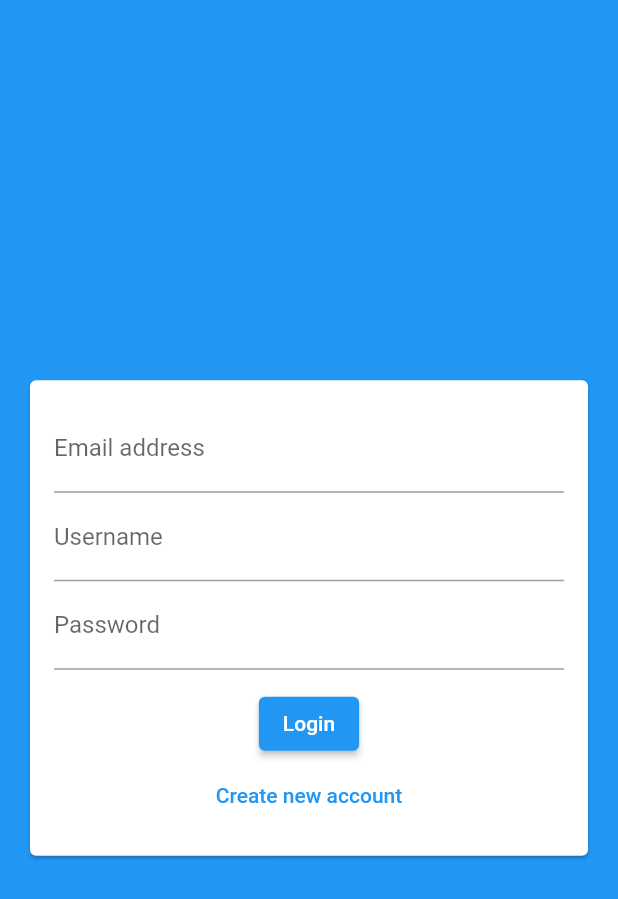
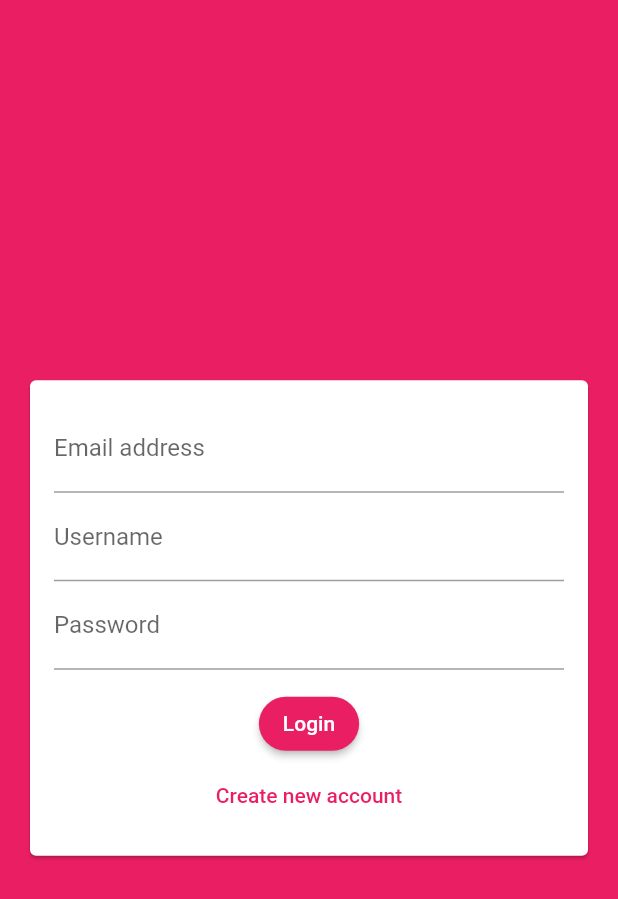
Before and after one commit to AbhishekSharma162000/building_a_chat_app, a Flutter app: the screen it shows after launch, on a phone screen of 412 x 824 dp. Shown: the top 899 px of the screen. Run offline on Flutter 3.47's test engine with Material 2 defaults, Android fonts, the phone set to English and light mode, and no system bars; our stand-ins replace cloud_firestore, firebase_core; accounts and stored records are empty.

Commit message:
Adding an App Theme

```diff
--- a/lib/main.dart
+++ b/lib/main.dart
@@ -17,8 +17,9 @@ class MyApp extends StatelessWidget {
     return MaterialApp(
       title: 'FlutterChat',
       theme: ThemeData(
-        primarySwatch: Colors.blue,
-      ),
+          primarySwatch: Colors.pink,
+          colorScheme: ColorScheme.fromSwatch().copyWith(
+              secondary: Colors.deepPurple, brightness: Brightness.light)),
       home: const AuthScreen(),
     );
   }
--- a/lib/widgets/auth/auth_form.dart
+++ b/lib/widgets/auth/auth_form.dart
@@ -38,9 +38,17 @@ class _AuthFormState extends State<AuthForm> {
                 const SizedBox(
                   height: 12,
                 ),
-                ElevatedButton(onPressed: () {}, child: const Text('Login')),
+                ElevatedButton(
+                    style: ElevatedButton.styleFrom(
+                        primary: Colors.pink,
+                        shape: RoundedRectangleBorder(
+                            borderRadius: BorderRadius.circular(20))),
+                    onPressed: () {},
+                    child: const Text('Login')),
                 TextButton(
-                    onPressed: () {}, child: const Text('Create new account'))
+                    style: TextButton.styleFrom(primary: Colors.pink),
+                    onPressed: () {},
+                    child: const Text('Create new account'))
               ],
             ),
           ),
```
